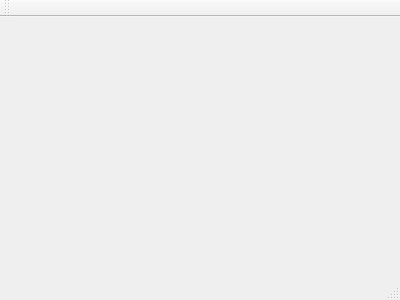
The window that mainwindow.ui (biglier/webm-converter) describes before a commit, drawn with Qt 5.
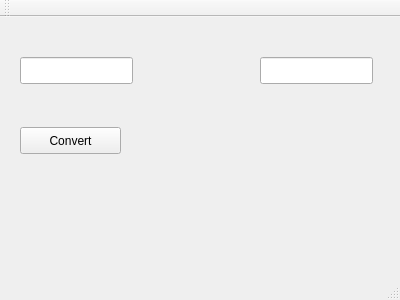
The same window after the commit.

Diff of the .ui file:
```diff
--- a/mainwindow.ui
+++ b/mainwindow.ui
@@ -12,13 +12,62 @@
   <property name="windowTitle" >
    <string>MainWindow</string>
   </property>
-  <widget class="QMenuBar" name="menuBar" />
-  <widget class="QToolBar" name="mainToolBar" />
-  <widget class="QWidget" name="centralWidget" />
-  <widget class="QStatusBar" name="statusBar" />
+  <widget class="QWidget" name="centralWidget">
+   <widget class="QPushButton" name="pushButton">
+    <property name="geometry">
+     <rect>
+      <x>20</x>
+      <y>110</y>
+      <width>101</width>
+      <height>27</height>
+     </rect>
+    </property>
+    <property name="text">
+     <string>Convert</string>
+    </property>
+   </widget>
+   <widget class="QLineEdit" name="lineEdit">
+    <property name="geometry">
+     <rect>
+      <x>20</x>
+      <y>40</y>
+      <width>113</width>
+      <height>27</height>
+     </rect>
+    </property>
+   </widget>
+   <widget class="QLineEdit" name="lineEdit_2">
+    <property name="geometry">
+     <rect>
+      <x>260</x>
+      <y>40</y>
+      <width>113</width>
+      <height>27</height>
+     </rect>
+    </property>
+   </widget>
+  </widget>
+  <widget class="QMenuBar" name="menuBar">
+   <property name="geometry">
+    <rect>
+     <x>0</x>
+     <y>0</y>
+     <width>400</width>
+     <height>25</height>
+    </rect>
+   </property>
+  </widget>
+  <widget class="QToolBar" name="mainToolBar">
+   <attribute name="toolBarArea">
+    <enum>TopToolBarArea</enum>
+   </attribute>
+   <attribute name="toolBarBreak">
+    <bool>false</bool>
+   </attribute>
+  </widget>
+  <widget class="QStatusBar" name="statusBar"/>
  </widget>
- <layoutDefault spacing="6" margin="11" />
- <pixmapfunction></pixmapfunction>
+ <layoutdefault spacing="6" margin="11"/>
  <resources/>
  <connections/>
 </ui>
```
Left out of the diff: 7 changed lines with no effect on the pictures.
